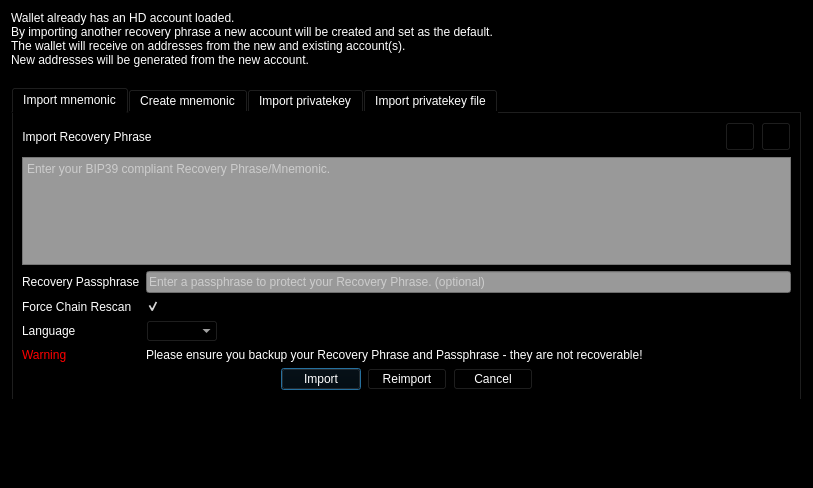
First picture: the form in src/qt/forms/mnemonicdialog.ui, repository duality-solutions/Dynamic, before the edit.
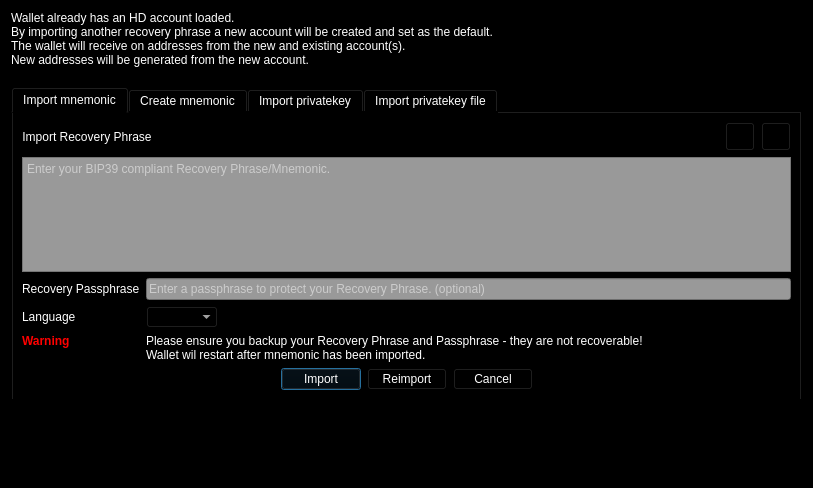
Second picture: the form after the edit. Icons and pictures are not drawn.

Commit message: [Mnemonic] Fix mnemonic import and wallet key generation and recover transactions. WIP

```diff
--- a/src/qt/forms/mnemonicdialog.ui
+++ b/src/qt/forms/mnemonicdialog.ui
@@ -320,62 +320,41 @@
             </widget>
            </item>
            <item row="1" column="0">
-            <widget class="QLabel" name="label_6">
+            <widget class="QLabel" name="label_7">
              <property name="text">
-              <string>Force Chain Rescan</string>
+              <string>Language</string>
              </property>
             </widget>
            </item>
            <item row="1" column="1">
-            <widget class="QCheckBox" name="checkBoxForceRescan">
-             <property name="enabled">
-              <bool>true</bool>
-             </property>
+            <widget class="QComboBox" name="comboBoxImportMnemonic_Language">
              <property name="sizePolicy">
               <sizepolicy hsizetype="Fixed" vsizetype="Fixed">
                <horstretch>0</horstretch>
                <verstretch>0</verstretch>
               </sizepolicy>
              </property>
-             <property name="text">
-              <string/>
-             </property>
-             <property name="checked">
-              <bool>true</bool>
-             </property>
             </widget>
            </item>
-           <item row="3" column="0">
+           <item row="2" column="0">
             <widget class="QLabel" name="labelWarning">
              <property name="styleSheet">
-              <string notr="true">color: red;</string>
+              <string notr="true">color: red;
+font-weight: bold;</string>
              </property>
              <property name="text">
               <string>Warning</string>
              </property>
-            </widget>
-           </item>
-           <item row="3" column="1">
-            <widget class="QLabel" name="label_8">
-             <property name="text">
-              <string>Please ensure you backup your Recovery Phrase and Passphrase - they are not recoverable!</string>
-             </property>
-            </widget>
-           </item>
-           <item row="2" column="0">
-            <widget class="QLabel" name="label_7">
-             <property name="text">
-              <string>Language</string>
+             <property name="alignment">
+              <set>Qt::AlignLeading|Qt::AlignLeft|Qt::AlignTop</set>
              </property>
             </widget>
            </item>
            <item row="2" column="1">
-            <widget class="QComboBox" name="comboBoxImportMnemonic_Language">
-             <property name="sizePolicy">
-              <sizepolicy hsizetype="Fixed" vsizetype="Fixed">
-               <horstretch>0</horstretch>
-               <verstretch>0</verstretch>
-              </sizepolicy>
+            <widget class="QLabel" name="label_8">
+             <property name="text">
+              <string>Please ensure you backup your Recovery Phrase and Passphrase - they are not recoverable!
+Wallet wil restart after mnemonic has been imported.</string>
              </property>
             </widget>
            </item>
```
The commit also changes 9 other files.
